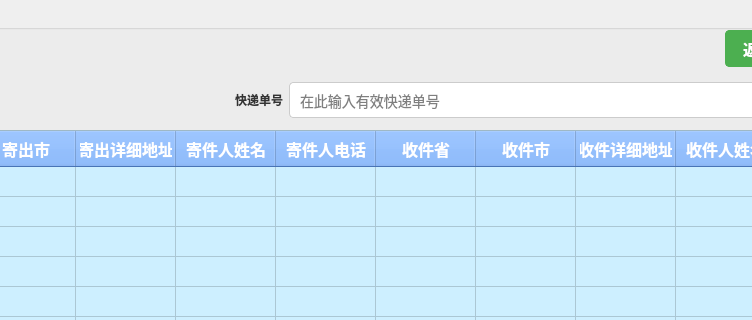
First picture: the form in modules/user/user_search_delivery.ui, repository gfzyl/Parcel-System, before the edit; both pictures show x 255 to 1007 and y 0 to 320 of the 1118 by 585 pixel window.
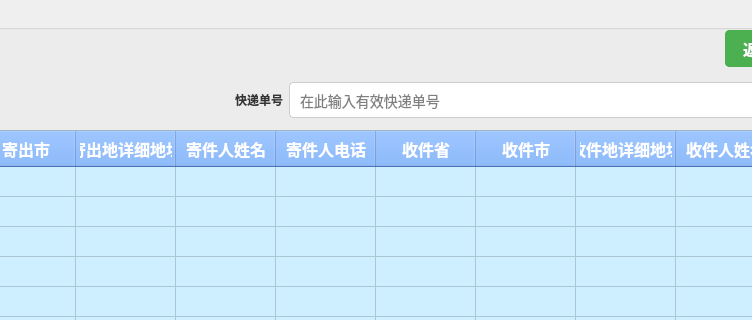
Second picture: the form after the edit.

Diff of the .ui file:
```diff
--- a/modules/user/user_search_delivery.ui
+++ b/modules/user/user_search_delivery.ui
@@ -198,7 +198,7 @@
     </column>
     <column>
      <property name="text">
-      <string>寄出详细地址</string>
+      <string>寄出地详细地址</string>
      </property>
     </column>
     <column>
@@ -223,7 +223,7 @@
     </column>
     <column>
      <property name="text">
-      <string>收件详细地址</string>
+      <string>收件地详细地址</string>
      </property>
     </column>
     <column>
```
